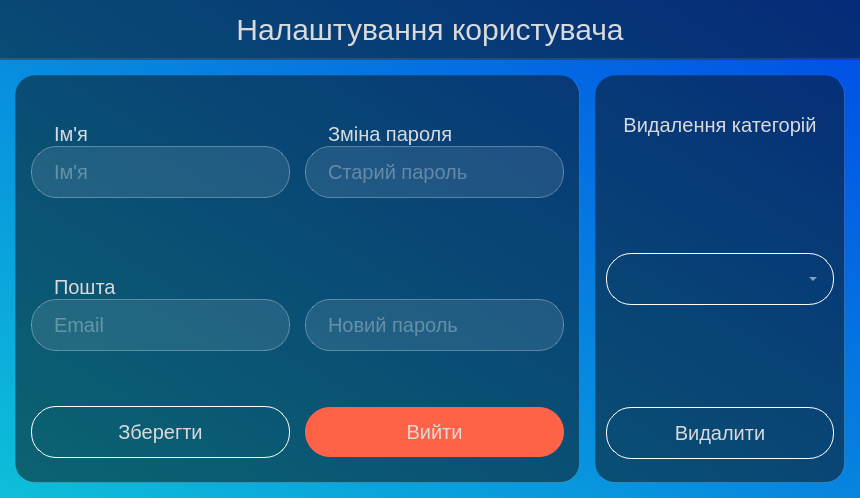
First picture: the form in budget_manager_frontend/forms/usersettingsdialog.ui, repository BogdanKalysh/budget_manager_app, before the edit.
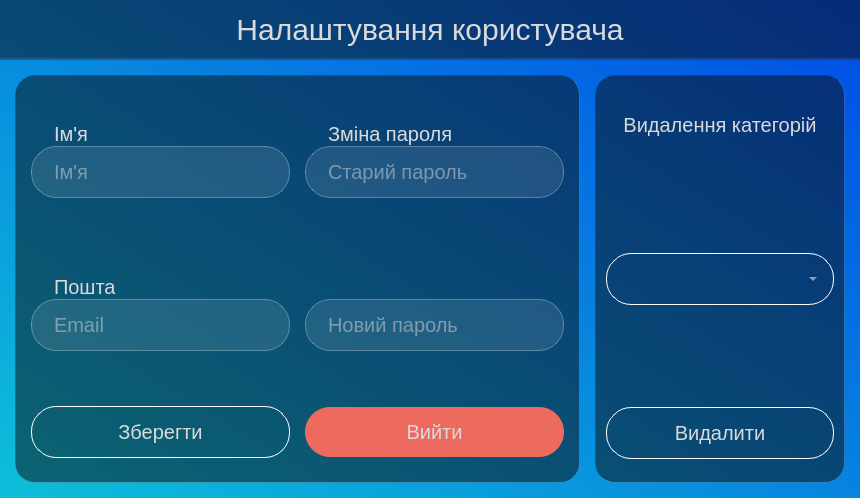
Second picture: the form after the edit.

Commit message: fixed palaceholder and text color in input lines

```diff
--- a/budget_manager_frontend/forms/usersettingsdialog.ui
+++ b/budget_manager_frontend/forms/usersettingsdialog.ui
@@ -61,6 +61,10 @@
  	border-radius: 25px;
  	font-size: 20px;
  	padding: 0 20px;
+ 	color: rgba(218,218,218);
+}
+
+QLineEdit[text=&quot;&quot;]{
  	color: rgba(255,255,255,0.6);
 }
 
@@ -77,7 +81,7 @@
  height: 50px;
  width: 140px;
  border-radius: 25px;
- background: tomato;
+ background: rgb(237, 106, 94);
  font-size: 20px;
 }
 
```
Left out of the diff: 5 changed lines with no effect on the pictures. The commit also changes 11 other files.
